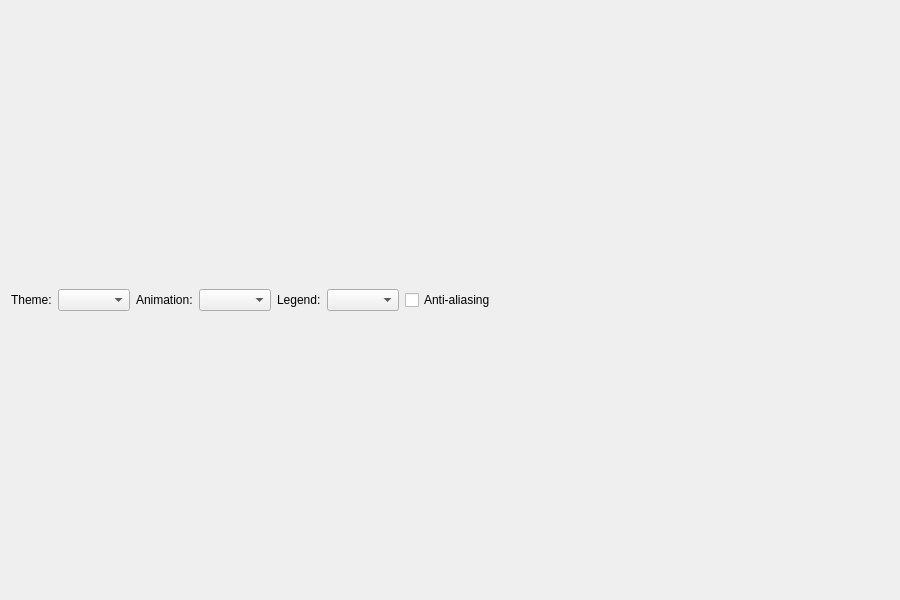
This is themewidget.ui in Yaocenji/Visualization0 as Qt 5 draws it before an edit. The edited form follows.
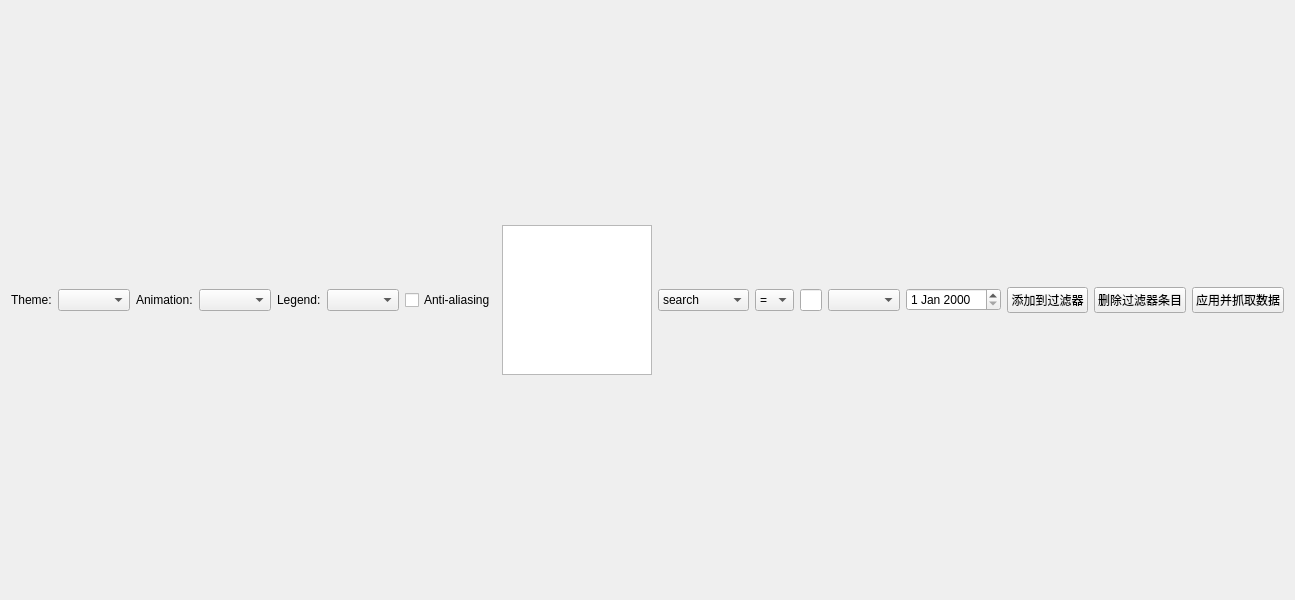
This is the edited form.

Patch:
```diff
--- a/themewidget.ui
+++ b/themewidget.ui
@@ -53,6 +53,119 @@
        </property>
       </widget>
      </item>
+     <item alignment="Qt::AlignVCenter">
+      <widget class="QTableWidget" name="filterTable">
+       <property name="minimumSize">
+        <size>
+         <width>150</width>
+         <height>150</height>
+        </size>
+       </property>
+      </widget>
+     </item>
+     <item>
+      <widget class="QComboBox" name="filterComboBox">
+       <item>
+        <property name="text">
+         <string>search</string>
+        </property>
+       </item>
+       <item>
+        <property name="text">
+         <string>lang</string>
+        </property>
+       </item>
+       <item>
+        <property name="text">
+         <string>platform</string>
+        </property>
+       </item>
+       <item>
+        <property name="text">
+         <string>length</string>
+        </property>
+       </item>
+       <item>
+        <property name="text">
+         <string>released</string>
+        </property>
+       </item>
+       <item>
+        <property name="text">
+         <string>rating</string>
+        </property>
+       </item>
+       <item>
+        <property name="text">
+         <string>votecount</string>
+        </property>
+       </item>
+       <item>
+        <property name="text">
+         <string>has_anime</string>
+        </property>
+       </item>
+       <item>
+        <property name="text">
+         <string>tag</string>
+        </property>
+       </item>
+      </widget>
+     </item>
+     <item>
+      <widget class="QComboBox" name="filterOperatorComboBox">
+       <item>
+        <property name="text">
+         <string>=</string>
+        </property>
+       </item>
+       <item>
+        <property name="text">
+         <string>&gt;</string>
+        </property>
+       </item>
+       <item>
+        <property name="text">
+         <string>&lt;</string>
+        </property>
+       </item>
+       <item>
+        <property name="text">
+         <string>!=</string>
+        </property>
+       </item>
+      </widget>
+     </item>
+     <item>
+      <widget class="QLineEdit" name="filterLineEdit"/>
+     </item>
+     <item>
+      <widget class="QComboBox" name="filterItemCombobox"/>
+     </item>
+     <item>
+      <widget class="QDateEdit" name="filterDateEdit"/>
+     </item>
+     <item>
+      <widget class="QPushButton" name="filterAdd">
+       <property name="text">
+        <string>添加到过滤器</string>
+       </property>
+      </widget>
+     </item>
+     <item>
+      <widget class="QPushButton" name="filterDelete">
+       <property name="text">
+        <string>删除过滤器条目</string>
+       </property>
+      </widget>
+     </item>
+     <item>
+      <widget class="QPushButton" name="filterApplyPushButton">
+       <property name="text">
+        <string>应用并抓取数据</string>
+       </property>
+      </widget>
+     </item>
      <item>
       <spacer name="horizontalSpacer">
        <property name="orientation">
```
